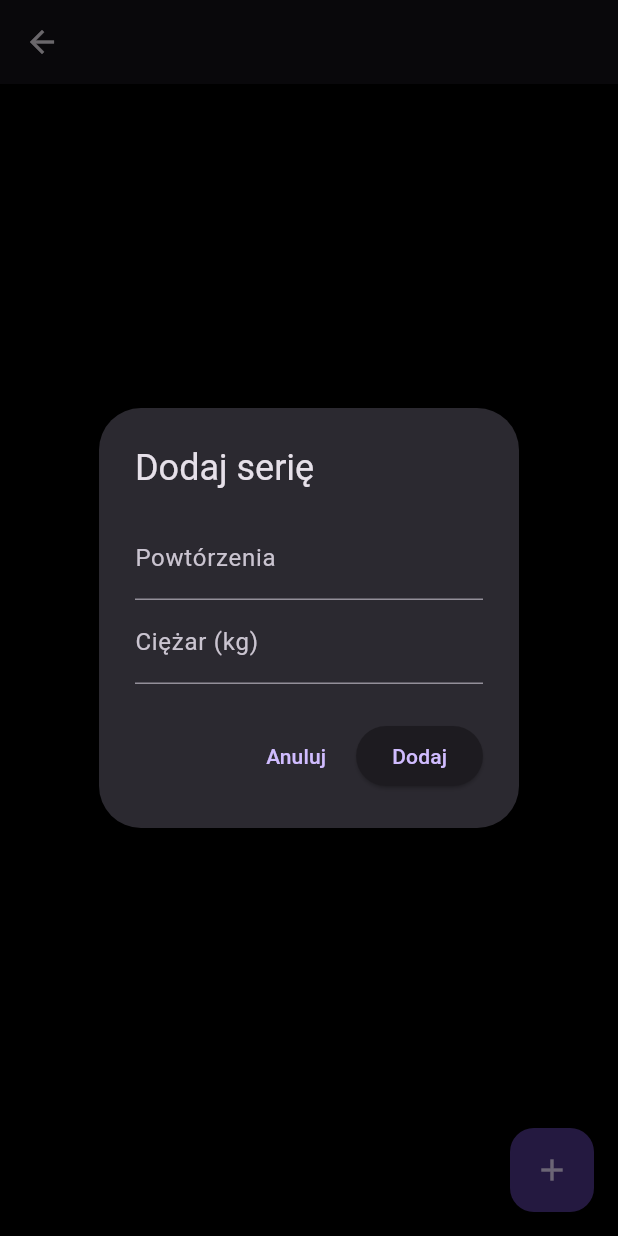
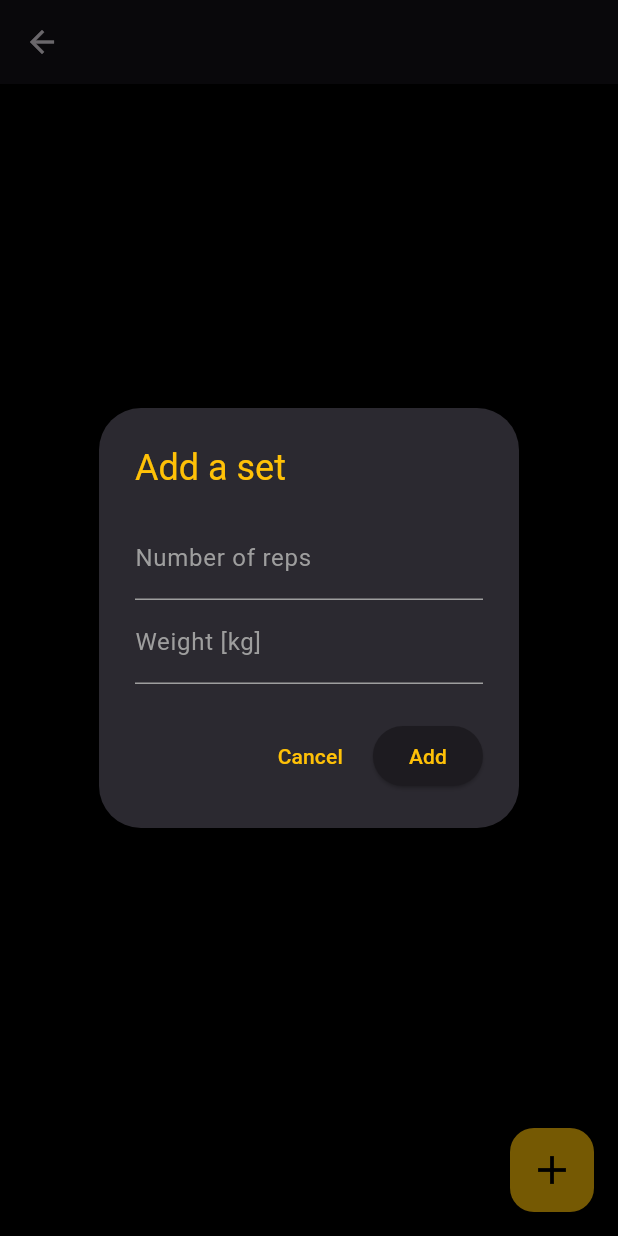
Before and after one commit to HawksShaw/myapp, a Flutter app: the ExerciseDetailPage screen opened directly with empty values, after a tap on the "add" icon, on a phone screen of 412 x 824 dp. Run offline on Flutter 3.47's test engine with Material 3 defaults, Android fonts, the phone set to English and light mode, and no system bars; our stand-ins replace shared_preferences; accounts and stored records are empty.

Commit message:
Końcowa stylizacja apki

```diff
--- a/lib/main.dart
+++ b/lib/main.dart
@@ -1,5 +1,4 @@
 import 'package:flutter/material.dart';
-import 'pages/login_page.dart';
 import 'pages/main_screen.dart';
 
 void main() {
--- a/lib/widgets/exercise_data.dart
+++ b/lib/widgets/exercise_data.dart
@@ -31,26 +31,50 @@ class _ExerciseDetailPageState extends State<ExerciseDetailPage> {
     showDialog(
       context: context,
       builder: (_) => AlertDialog(
-        title: const Text('Dodaj serię'),
+        title: const Text(
+          'Add a set',
+          style: TextStyle(color: Colors.amber),
+          ),
         content: Column(
           mainAxisSize: MainAxisSize.min,
           children: [
             TextField(
               controller: repsController,
               keyboardType: TextInputType.number,
-              decoration: const InputDecoration(labelText: 'Powtórzenia'),
+              decoration: const InputDecoration(
+                labelText: 'Number of reps',
+                labelStyle: TextStyle(color: Colors.grey),
+                enabledBorder: UnderlineInputBorder(
+                  borderSide: BorderSide(color: Colors.grey),
+                ),
+                focusedBorder: UnderlineInputBorder(
+                  borderSide: BorderSide(color: Colors.amber),
+                ),
+              ),
             ),
             TextField(
               controller: weightController,
               keyboardType: TextInputType.number,
-              decoration: const InputDecoration(labelText: 'Ciężar (kg)'),
+              decoration: const InputDecoration(
+                labelText: 'Weight [kg]',
+                labelStyle: TextStyle(color: Colors.grey),
+                enabledBorder: UnderlineInputBorder(
+                  borderSide: BorderSide(color: Colors.grey),
+                ),
+                focusedBorder: UnderlineInputBorder(
+                  borderSide: BorderSide(color: Colors.amber),
+                ),
+              ),
             ),
           ],
         ),
         actions: [
           TextButton(
             onPressed: () => Navigator.pop(context),
-            child: const Text('Anuluj'),
+            child: const Text(
+              'Cancel',
+              style: TextStyle(color: Colors.amber),
+            ),
           ),
           ElevatedButton(
             onPressed: () {
@@ -63,7 +87,10 @@ class _ExerciseDetailPageState extends State<ExerciseDetailPage> {
                 Navigator.pop(context);
               }
             },
-            child: const Text('Dodaj'),
+            child: const Text(
+              'Add',
+              style: TextStyle(color: Colors.amber),
+            ),
           ),
         ],
       ),
@@ -78,26 +105,50 @@ class _ExerciseDetailPageState extends State<ExerciseDetailPage> {
     showDialog(
       context: context,
       builder: (_) => AlertDialog(
-        title: const Text('Edytuj serię'),
+        title: const Text(
+          'Edit set',
+          style: TextStyle(color: Colors.amber),
+        ),
         content: Column(
           mainAxisSize: MainAxisSize.min,
           children: [
             TextField(
               controller: repsController,
               keyboardType: TextInputType.number,
-              decoration: const InputDecoration(labelText: 'Powtórzenia'),
+              decoration: const InputDecoration(
+                labelText: 'Number of reps',
+                labelStyle: TextStyle(color: Colors.grey),
+                enabledBorder: UnderlineInputBorder(
+                  borderSide: BorderSide(color: Colors.grey),
+                ),
+                focusedBorder: UnderlineInputBorder(
+                  borderSide: BorderSide(color: Colors.amber),
+                ),
+              ),
             ),
             TextField(
               controller: weightController,
               keyboardType: TextInputType.number,
-              decoration: const InputDecoration(labelText: 'Ciężar (kg)'),
+              decoration: const InputDecoration(
+                labelText: 'Weight [kg]',
+                labelStyle: TextStyle(color: Colors.grey),
+                enabledBorder: UnderlineInputBorder(
+                  borderSide: BorderSide(color: Colors.grey),
+                ),
+                focusedBorder: UnderlineInputBorder(
+                  borderSide: BorderSide(color: Colors.amber),
+                ),
+              ),
             ),
           ],
         ),
         actions: [
           TextButton(
             onPressed: () => Navigator.pop(context),
-            child: const Text('Anuluj'),
+            child: const Text(
+              'Cancel',
+              style: TextStyle(color: Colors.grey),
+            ),
           ),
           ElevatedButton(
             onPressed: () {
@@ -110,7 +161,10 @@ class _ExerciseDetailPageState extends State<ExerciseDetailPage> {
                 Navigator.pop(context);
               }
             },
-            child: const Text('Zapisz'),
+            child: const Text(
+              'Save',
+              style: TextStyle(color: Colors.amber),
+            ),
           ),
         ],
       ),
@@ -121,12 +175,15 @@ class _ExerciseDetailPageState extends State<ExerciseDetailPage> {
     showDialog(
       context: context,
       builder: (_) => AlertDialog(
-        title: const Text('Potwierdź usunięcie'),
-        content: const Text('Czy na pewno chcesz usunąć tę serię?'),
+        title: const Text('Confirm deletion'),
+        content: const Text('Are you sure you want to delete this set?'),
         actions: [
           TextButton(
             onPressed: () => Navigator.pop(context),
-            child: const Text('Anuluj'),
+            child: const Text(
+              'Cancel',
+              style: TextStyle(color: Colors.grey),
+            ),
           ),
           ElevatedButton(
             style: ElevatedButton.styleFrom(backgroundColor: Colors.red),
@@ -134,7 +191,10 @@ class _ExerciseDetailPageState extends State<ExerciseDetailPage> {
               setState(() => _history.removeAt(index));
               Navigator.pop(context);
             },
-            child: const Text('Usuń'),
+            child: const Text(
+              'Delete',
+              style: TextStyle(color: Colors.black),
+            ),
           ),
         ],
       ),
@@ -151,7 +211,7 @@ class _ExerciseDetailPageState extends State<ExerciseDetailPage> {
     return Scaffold(
       appBar: AppBar(title: Text(widget.exerciseName)),
       body: _history.isEmpty
-          ? const Center(child: Text('Brak zapisanych serii'))
+          ? const Center(child: Text('No sets saved'))
           : ListView.builder(
               itemCount: _history.length,
               itemBuilder: (_, index) {
@@ -179,8 +239,13 @@ class _ExerciseDetailPageState extends State<ExerciseDetailPage> {
               },
             ),
       floatingActionButton: FloatingActionButton(
+        backgroundColor: Colors.amber,
         onPressed: _addSet,
-        child: const Icon(Icons.add),
+        child: const Icon(
+          Icons.add,
+          color: Colors.black,
+          size: 32.0,
+        ),
       ),
     );
   }
--- a/lib/widgets/exercise_list.dart
+++ b/lib/widgets/exercise_list.dart
@@ -56,7 +56,7 @@ class _ExerciseListState extends State<ExerciseList> {
             onPressed: () => Navigator.pop(context),
             child: const Text(
               'Cancel',
-              style: TextStyle(color: Colors.amber),
+              style: TextStyle(color: Colors.grey),
             ),
           ),
           ElevatedButton(
@@ -85,14 +85,14 @@ class _ExerciseListState extends State<ExerciseList> {
     showDialog(
       context: context,
       builder: (_) => AlertDialog(
-        title: const Text('Confirm delete'),
+        title: const Text('Confirm deletion'),
         content: const Text('Are you sure you want to delete this exercise?'),
         actions: [
           TextButton(
             onPressed: () => Navigator.pop(context),
             child: const Text(
               'Cancel',
-              style: TextStyle(color: Colors.amber),
+              style: TextStyle(color: Colors.grey),
             ),
           ),
           ElevatedButton(
```
Also changed, not shown: lib/pages/main_screen.dart (+4 -4 lines), lib/pages/profilescreen_content.dart (added, +62 -0 lines).
